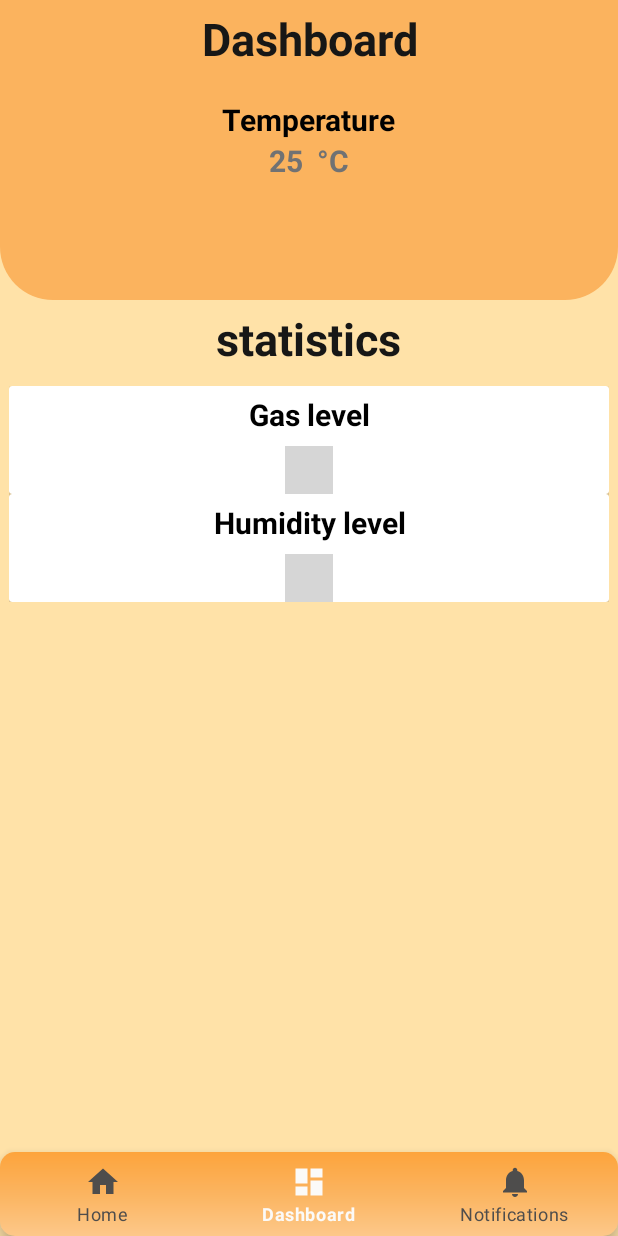
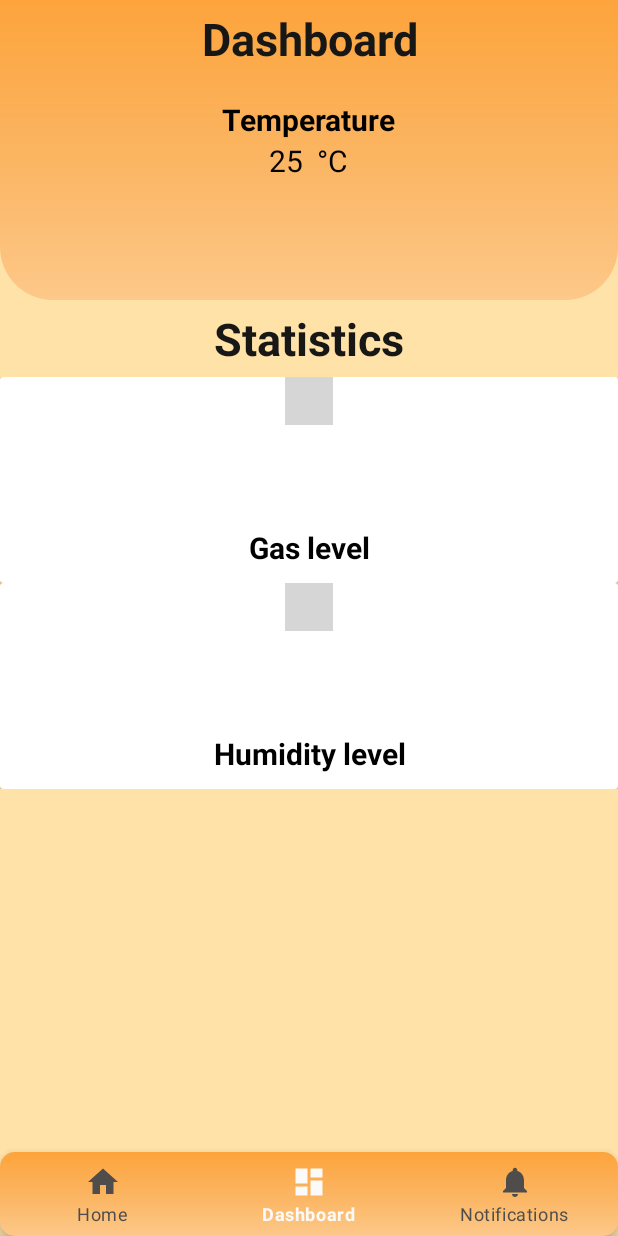
Before and after one commit to farhan-tratul/fireguard, an Android app: the DashboardFragment screen opened through its navigation route, on a phone screen of 412 x 824 dp. Run offline under Robolectric (Android 15) with nearby library versions, the light colour scheme and no system bars; our stand-ins replace Firebase (no records; nobody signed in at launch, a user with empty details on screens opened directly), navigation-ui; libraries missing offline, so code that uses them is left out: com.github.lzyzsd.circleprogress; plain views replace DonutProgress, NeumorphCardView; 2 statements that could not run were skipped; grey boxes are pictures that could not be loaded.

Commit message:
dahboard UI modified

```diff
--- a/app/src/main/res/drawable/bg_view.xml
+++ b/app/src/main/res/drawable/bg_view.xml
@@ -8,9 +8,12 @@
         android:bottomRightRadius="35dp"
         />
 
-    <solid
-        android:color="#fbb35e"
-        />
+    <gradient
+        android:type="linear"
+        android:startColor="#fda43c"
+        android:centerColor="#FBB460"
+        android:endColor="#FDC889"
+        android:angle="100" />
 
 
 
--- a/app/src/main/res/layout/fragment_dashboard.xml
+++ b/app/src/main/res/layout/fragment_dashboard.xml
@@ -5,6 +5,7 @@
     xmlns:app="http://schemas.android.com/apk/res-auto"
     android:layout_width="match_parent"
     android:layout_height="match_parent"
+
     android:background="#FFE2A8"
     >
         <LinearLayout
@@ -38,8 +39,8 @@
                 android:layout_width="wrap_content"
                 android:layout_height="wrap_content"
                 android:text="25  °C"
-                android:textColor="#717273"
-                android:textStyle="bold"
+                android:textColor="#040404"
+
                 android:layout_gravity="center_horizontal"
                 android:textSize="20sp">
 
@@ -55,7 +56,7 @@
         android:layout_below="@+id/TemptMeter"
          android:layout_centerHorizontal="true"
         android:gravity="center"
-        android:text="statistics"
+        android:text="Statistics"
         android:padding="5dp"
         android:textColor="#171716"
         android:textSize="30sp"
@@ -65,7 +66,6 @@
         android:layout_width="match_parent"
         android:layout_height="wrap_content"
         android:layout_below="@+id/st"
-        android:padding="6dp"
         android:orientation="vertical">
 
 
@@ -74,29 +74,34 @@
             android:id="@+id/GasMeter"
             style="@style/Widget.Neumorph.CardView"
             android:layout_width="match_parent"
-            android:layout_height="0dp"
-            android:layout_weight="1"
-            app:neumorph_backgroundColor="@color/color_white">
-
-            <TextView
-                android:layout_width="match_parent"
-                android:layout_height="wrap_content"
-                android:padding="5dp"
-                android:text="Gas level"
-                android:gravity="center_horizontal"
-                android:textColor="@color/black"
-                android:textStyle="bold"
-                android:textSize="20dp"/>
+            android:layout_height="wrap_content"
+            app:neumorph_backgroundColor="#FBB96A"
+            app:neumorph_shadowElevation="0dp"
+            >
 
 
             <com.github.lzyzsd.circleprogress.DonutProgress
                 android:id="@+id/Donut_Gas_Progress"
-                android:layout_gravity="center_horizontal"
                 android:layout_width="wrap_content"
                 android:layout_height="wrap_content"
-                android:layout_marginTop="40dp"
-                android:padding="15dp"
-                app:donut_progress="30" />
+                android:layout_gravity="center_horizontal"
+                app:donut_progress="30"
+                app:donut_text_color="@color/Black"
+                app:donut_finished_color="@color/colorTitleBold"
+                />
+            <TextView
+                android:layout_width="match_parent"
+                android:layout_height="wrap_content"
+                android:text="Gas level"
+                android:gravity="center_horizontal"
+                android:layout_gravity="bottom"
+                android:textColor="@color/black"
+                android:textStyle="bold"
+                android:textSize="20dp"
+              android:layout_marginTop="100dp"
+                android:layout_marginBottom="10dp"
+
+           />
 
         </soup.neumorphism.NeumorphCardView>
 
@@ -105,20 +110,13 @@
             android:id="@+id/HumidityMeter"
             style="@style/Widget.Neumorph.CardView"
             android:layout_width="match_parent"
-            android:layout_weight="1"
-            android:layout_height="0dp"
-            app:neumorph_backgroundColor="@color/color_white"
+            app:neumorph_shadowElevation="0dp"
+            android:layout_height="wrap_content"
+            app:neumorph_backgroundColor="#FBB96A"
+
             >
 
-            <TextView
-                android:layout_width="match_parent"
-                android:layout_height="wrap_content"
-                android:padding="5dp"
-                android:gravity="center_horizontal"
-                android:text="Humidity level"
-                android:textColor="@color/black"
-                android:textStyle="bold"
-                android:textSize="20dp"/>
+
 
 
             <com.github.lzyzsd.circleprogress.DonutProgress
@@ -126,10 +124,21 @@
                 android:layout_width="wrap_content"
                 android:layout_gravity="center_horizontal"
                 android:layout_height="wrap_content"
-                android:layout_marginTop="40dp"
-                android:padding="15dp"
                 app:donut_progress="25"
+                app:donut_text_color="@color/Black"
+                app:donut_finished_color="@color/colorTitleBold"
                 />
+            <TextView
+                android:layout_width="match_parent"
+                android:layout_height="wrap_content"
+                android:layout_marginBottom="10dp"
+                android:gravity="center_horizontal"
+                android:layout_gravity="bottom"
+                android:text="Humidity level"
+                android:textColor="@color/black"
+                android:textStyle="bold"
+                android:textSize="20dp"
+                android:layout_marginTop="100dp"/>
         </soup.neumorphism.NeumorphCardView>
 
     </LinearLayout>
```
